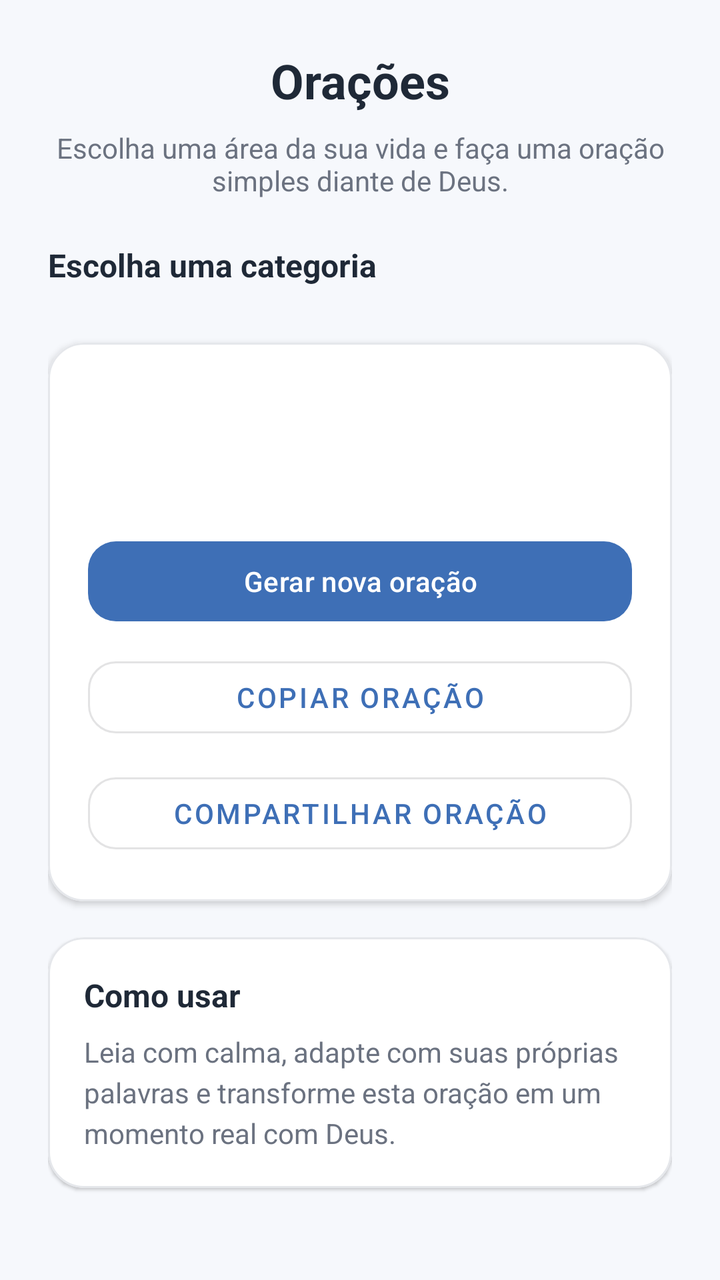
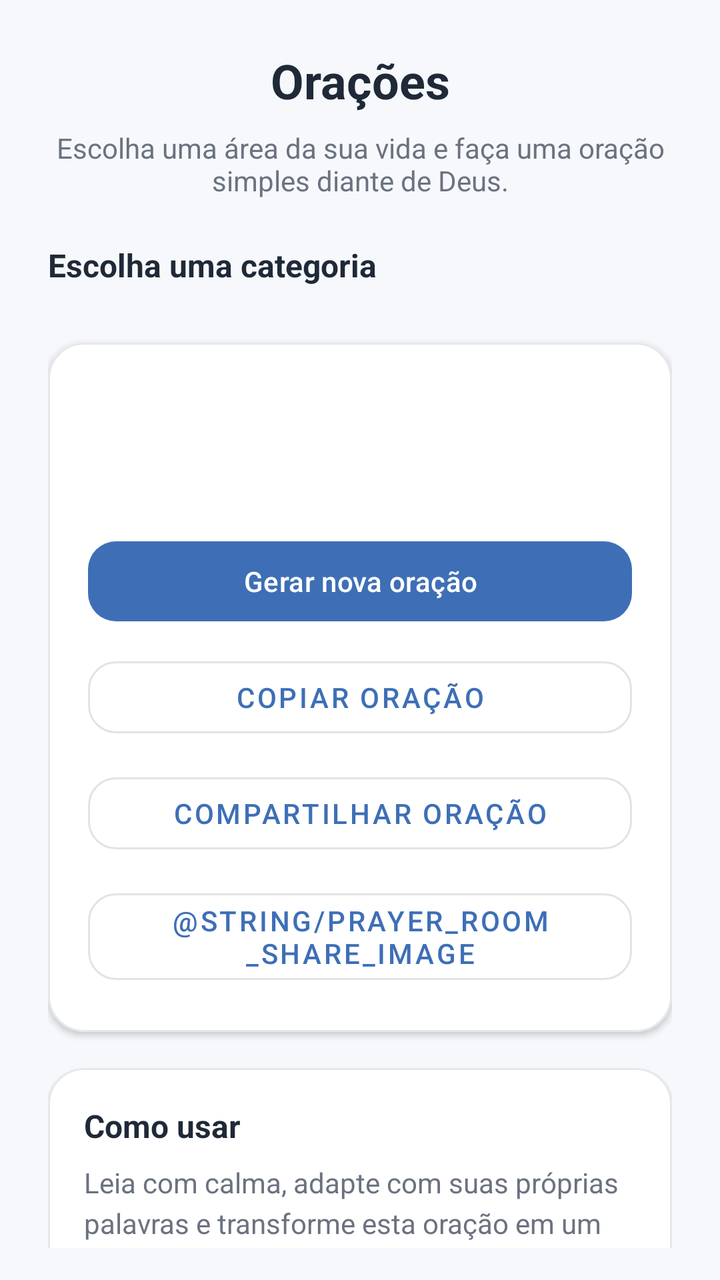

Screens rendered from an Android XML layout before and after an edit, with the pre-edit source and the edit as a unified diff.
<!-- AndroidManifest.xml: application theme Theme.ManaDiario -->
<!-- res/layout/fragment_oracoes.xml -->
<?xml version="1.0" encoding="utf-8"?>
<androidx.core.widget.NestedScrollView xmlns:android="http://schemas.android.com/apk/res/android"
    xmlns:app="http://schemas.android.com/apk/res-auto"
    android:layout_width="match_parent"
    android:layout_height="match_parent"
    android:background="@color/cor_fundo_app"
    android:fillViewport="true"
    android:padding="16dp">

    <LinearLayout
        android:layout_width="match_parent"
        android:layout_height="wrap_content"
        android:orientation="vertical"
        android:padding="8dp">

        <TextView
            android:id="@+id/tvTituloOracoes"
            android:layout_width="match_parent"
            android:layout_height="wrap_content"
            android:gravity="center"
            android:text="@string/prayer_room_title"
            android:textColor="@color/cor_texto_principal"
            android:textSize="24sp"
            android:textStyle="bold" />

        <TextView
            android:id="@+id/tvSubtituloOracoes"
            android:layout_width="match_parent"
            android:layout_height="wrap_content"
            android:layout_marginTop="8dp"
            android:gravity="center"
            android:text="@string/prayer_room_subtitle"
            android:textColor="@color/cor_texto_secundario"
            android:textSize="14sp" />

        <TextView
            android:layout_width="match_parent"
            android:layout_height="wrap_content"
            android:layout_marginTop="22dp"
            android:text="@string/prayer_room_choose_category"
            android:textColor="@color/cor_texto_principal"
            android:textSize="16sp"
            android:textStyle="bold" />

        <HorizontalScrollView
            android:layout_width="match_parent"
            android:layout_height="wrap_content"
            android:layout_marginTop="10dp"
            android:overScrollMode="never"
            android:scrollbars="none">

            <com.google.android.material.chip.ChipGroup
                android:id="@+id/chipGroupOracoes"
                android:layout_width="wrap_content"
                android:layout_height="wrap_content"
                app:singleSelection="true" />
        </HorizontalScrollView>

        <com.google.android.material.card.MaterialCardView
            android:id="@+id/cardOracao"
            android:layout_width="match_parent"
            android:layout_height="wrap_content"
            android:layout_marginTop="18dp"
            app:cardBackgroundColor="@color/cor_superficie"
            app:cardCornerRadius="18dp"
            app:cardElevation="2dp"
            app:strokeColor="@color/cor_divider"
            app:strokeWidth="1dp">

            <LinearLayout
                android:layout_width="match_parent"
                android:layout_height="wrap_content"
                android:orientation="vertical"
                android:padding="20dp">

                <TextView
                    android:id="@+id/tvCategoriaOracao"
                    android:layout_width="match_parent"
                    android:layout_height="wrap_content"
                    android:gravity="center"
                    android:textColor="@color/cor_primaria"
                    android:textSize="14sp"
                    android:textStyle="bold" />

                <TextView
                    android:id="@+id/tvOracaoTexto"
                    android:layout_width="match_parent"
                    android:layout_height="wrap_content"
                    android:layout_marginTop="14dp"
                    android:gravity="center"
                    android:lineSpacingExtra="5dp"
                    android:textColor="@color/cor_texto_principal"
                    android:textSize="18sp" />

                <com.google.android.material.button.MaterialButton
                    android:id="@+id/btnNovaOracao"
                    android:layout_width="match_parent"
                    android:layout_height="wrap_content"
                    android:layout_marginTop="18dp"
                    android:text="@string/prayer_room_new_prayer"
                    app:cornerRadius="14dp" />

                <com.google.android.material.button.MaterialButton
                    android:id="@+id/btnCopiarOracao"
                    style="@style/Widget.MaterialComponents.Button.OutlinedButton"
                    android:layout_width="match_parent"
                    android:layout_height="wrap_content"
                    android:layout_marginTop="10dp"
                    android:text="@string/prayer_room_copy"
                    app:cornerRadius="14dp" />

                <com.google.android.material.button.MaterialButton
                    android:id="@+id/btnCompartilharOracao"
                    style="@style/Widget.MaterialComponents.Button.OutlinedButton"
                    android:layout_width="match_parent"
                    android:layout_height="wrap_content"
                    android:layout_marginTop="10dp"
                    android:text="@string/prayer_room_share"
                    app:cornerRadius="14dp" />
            </LinearLayout>
        </com.google.android.material.card.MaterialCardView>

        <com.google.android.material.card.MaterialCardView
            android:layout_width="match_parent"
            android:layout_height="wrap_content"
            android:layout_marginTop="18dp"
            app:cardBackgroundColor="@color/cor_superficie"
            app:cardCornerRadius="18dp"
            app:cardElevation="1dp"
            app:strokeColor="@color/cor_divider"
            app:strokeWidth="1dp">

            <LinearLayout
                android:layout_width="match_parent"
                android:layout_height="wrap_content"
                android:orientation="vertical"
                android:padding="18dp">

                <TextView
                    android:layout_width="match_parent"
                    android:layout_height="wrap_content"
                    android:text="@string/prayer_room_tip_title"
                    android:textColor="@color/cor_texto_principal"
                    android:textSize="16sp"
                    android:textStyle="bold" />

                <TextView
                    android:layout_width="match_parent"
                    android:layout_height="wrap_content"
                    android:layout_marginTop="8dp"
                    android:lineSpacingExtra="4dp"
                    android:text="@string/prayer_room_tip_text"
                    android:textColor="@color/cor_texto_secundario"
                    android:textSize="14sp" />
            </LinearLayout>
        </com.google.android.material.card.MaterialCardView>
    </LinearLayout>
</androidx.core.widget.NestedScrollView>
<!-- resources referenced by this layout -->
<resources>
  <color name="cor_divider">#E5E7EB</color>
  <color name="cor_fundo_app">#F6F8FC</color>
  <color name="cor_primaria">#3E6FB6</color>
  <color name="cor_superficie">#FFFFFFFF</color>
  <color name="cor_texto_principal">#1F2937</color>
  <color name="cor_texto_secundario">#6B7280</color>
  <string name="prayer_room_choose_category">Escolha uma categoria</string>
  <string name="prayer_room_copy">Copiar oração</string>
  <string name="prayer_room_new_prayer">Gerar nova oração</string>
  <string name="prayer_room_share">Compartilhar oração</string>
  <string name="prayer_room_subtitle">Escolha uma área da sua vida e faça uma oração simples diante de Deus.</string>
  <string name="prayer_room_tip_text">Leia com calma, adapte com suas próprias palavras e transforme esta oração em um momento real com Deus.</string>
  <string name="prayer_room_tip_title">Como usar</string>
  <string name="prayer_room_title">Orações</string>
  <style name="Theme.ManaDiario" parent="Base.Theme.ManaDiario" />
  <style name="Base.Theme.ManaDiario" parent="Theme.Material3.DayNight.NoActionBar">
          <item name="colorPrimary">@color/cor_primaria</item>
          <item name="colorOnPrimary">@color/white</item>
          <item name="colorSecondary">@color/cor_secundaria</item>
          <item name="android:statusBarColor">@color/cor_primaria_escura</item>
          <item name="android:navigationBarColor">@color/cor_fundo_app</item>
          <item name="android:windowBackground">@color/cor_fundo_app</item>
      </style>
  <color name="white">#FFFFFFFF</color>
  <color name="cor_secundaria">#A7C7E7</color>
  <color name="cor_primaria_escura">#2D5A99</color>
</resources>

<!-- the commit's change to res/layout/fragment_oracoes.xml (unified diff, before → after) -->
@@ -117,6 +117,15 @@
                     android:layout_marginTop="10dp"
                     android:text="@string/prayer_room_share"
                     app:cornerRadius="14dp" />
+
+                <com.google.android.material.button.MaterialButton
+                    android:id="@+id/btnCompartilharImagemOracao"
+                    style="@style/Widget.MaterialComponents.Button.OutlinedButton"
+                    android:layout_width="match_parent"
+                    android:layout_height="wrap_content"
+                    android:layout_marginTop="10dp"
+                    android:text="@string/prayer_room_share_image"
+                    app:cornerRadius="14dp" />
             </LinearLayout>
         </com.google.android.material.card.MaterialCardView>
 
